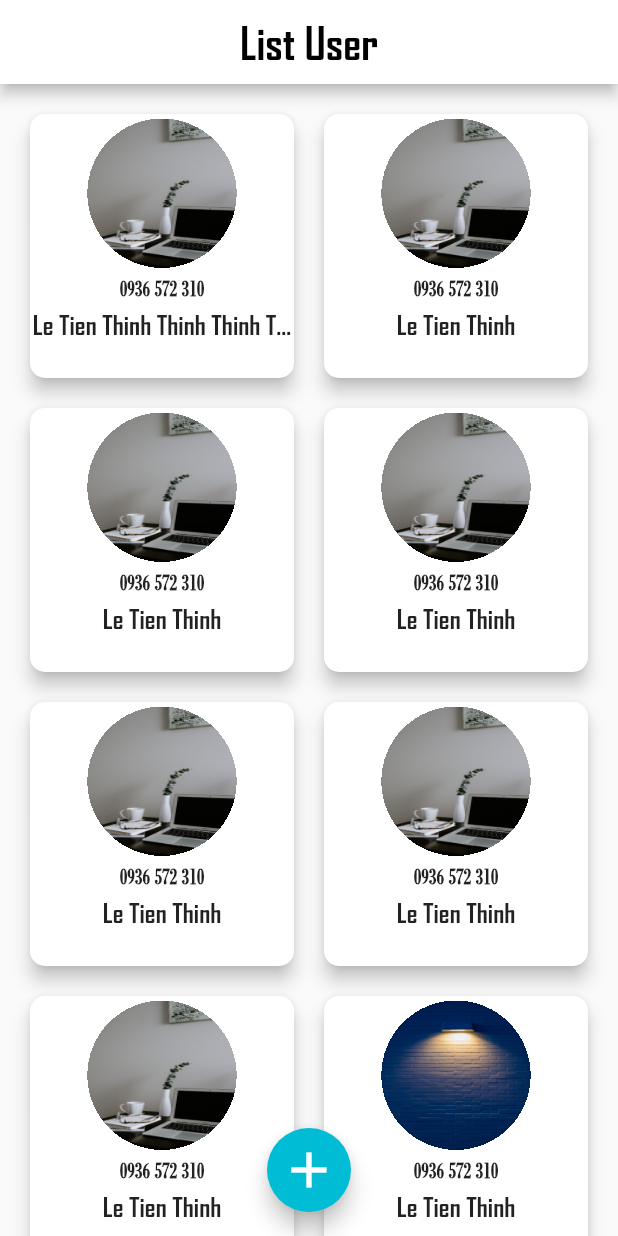
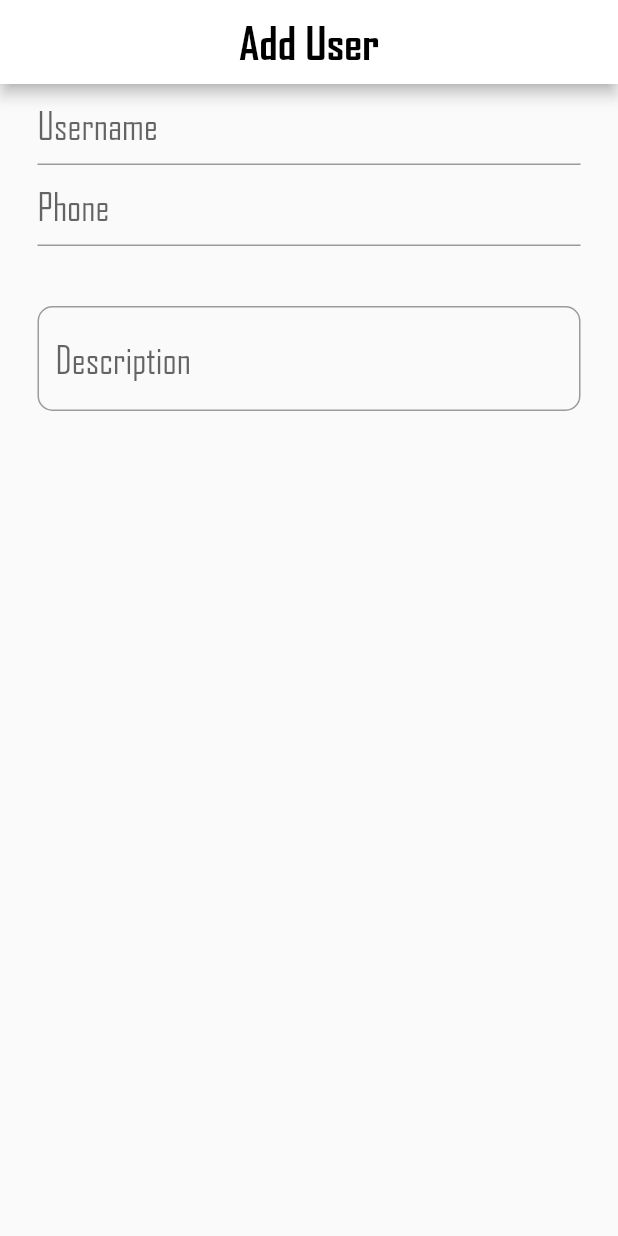
Before and after one commit to thinhle19/login_flutter, a Flutter app: the screen it shows after launch, on a phone screen of 412 x 824 dp. Run offline on Flutter 3.47's test engine with Material 2 defaults, Android fonts, the phone set to English and light mode, and no system bars.

Commit message:
just commit

```diff
--- a/lib/main.dart
+++ b/lib/main.dart
@@ -1,4 +1,5 @@
 import 'package:flutter/material.dart';
+import 'package:login/screens/add_user_screen.dart';
 import 'package:login/screens/list_user_screen.dart';
 
 void main() {
@@ -31,6 +32,6 @@ class MyHomePage extends StatefulWidget {
 class _MyHomePageState extends State<MyHomePage> {
   @override
   Widget build(BuildContext context) {
-    return ListUserScreen();
+    return AddUserScreen();
   }
 }
--- /dev/null
+++ b/lib/screens/add_user_screen.dart
@@ -0,0 +1,65 @@
+import "package:flutter/material.dart";
+import 'package:login/widgets/my_text_field_item.dart';
+
+class AddUserScreen extends StatefulWidget {
+  @override
+  _AddUserScreenState createState() => _AddUserScreenState();
+}
+
+class _AddUserScreenState extends State<AddUserScreen> {
+  @override
+  Widget build(BuildContext context) {
+    return SafeArea(
+      child: Scaffold(
+        appBar: AppBar(
+          centerTitle: true,
+          title: Text(
+            "Add User",
+            style: TextStyle(
+              color: Colors.black,
+              fontFamily: "AgencyFB",
+              fontSize: 30,
+              fontWeight: FontWeight.bold,
+            ),
+          ),
+          backgroundColor: Colors.white,
+        ),
+        body: SingleChildScrollView(
+          child: Column(
+            mainAxisAlignment: MainAxisAlignment.center,
+            children: [
+              MyTextFieldItem(
+                hintText: "Username",
+              ),
+              MyTextFieldItem(
+                hintText: "Phone",
+                keyboardType: TextInputType.phone,
+              ),
+              Padding(
+                padding: const EdgeInsets.fromLTRB(25, 40, 25, 20),
+                child: TextField(
+                  expands: false,
+                  maxLines: 5,
+                  minLines: 1,
+                  style: TextStyle(
+                    fontFamily: "Bodini",
+                    fontSize: 25,
+                  ),
+                  decoration: InputDecoration(
+                    hintText: "Description",
+                    hintStyle: TextStyle(
+                      fontFamily: "AgencyFB",
+                    ),
+                    border: OutlineInputBorder(
+                      borderRadius: BorderRadius.circular(10),
+                    ),
+                  ),
+                ),
+              ),
+            ],
+          ),
+        ),
+      ),
+    );
+  }
+}
--- a/lib/screens/list_user_screen.dart
+++ b/lib/screens/list_user_screen.dart
@@ -166,11 +166,6 @@ class _ListUserScreenState extends State<ListUserScreen> {
           ),
           floatingActionButtonLocation:
               FloatingActionButtonLocation.centerFloat,
-          // ClipPath(
-          //   child: Container(
-          //     decoration: ShapeDecoration(shape: RoundedRectangleBorder(),),
-          //   ),
-          // clipper: MyCustomClipper(),
         ),
       ),
     );
--- /dev/null
+++ b/lib/widgets/my_text_field_item.dart
@@ -0,0 +1,46 @@
+import "package:flutter/material.dart";
+
+class MyTextFieldItem extends StatefulWidget {
+  final String hintText;
+  final TextInputType keyboardType;
+
+  MyTextFieldItem({this.hintText, this.keyboardType = TextInputType.text});
+
+  @override
+  _MyTextFieldItemState createState() => _MyTextFieldItemState();
+}
+
+class _MyTextFieldItemState extends State<MyTextFieldItem> {
+  @override
+  Widget build(BuildContext context) {
+    return Padding(
+      padding: const EdgeInsets.symmetric(horizontal: 25),
+      child: TextField(
+        keyboardType: widget.keyboardType,
+        autofocus: false,
+        style: TextStyle(
+          fontSize: 25,
+          fontFamily: "Bodini"
+        ),
+        decoration: InputDecoration(
+          hintText: widget.hintText,
+          hintStyle: TextStyle(
+            fontFamily: "AgencyFB",
+          ),
+          focusedBorder: UnderlineInputBorder(
+            borderSide: BorderSide(
+              color: Colors.black,
+              width: 0,
+            ),
+          ),
+          border: UnderlineInputBorder(
+            borderSide: BorderSide(
+              color: Colors.black,
+              width: 2,
+            ),
+          ),
+        ),
+      ),
+    );
+  }
+}
```
